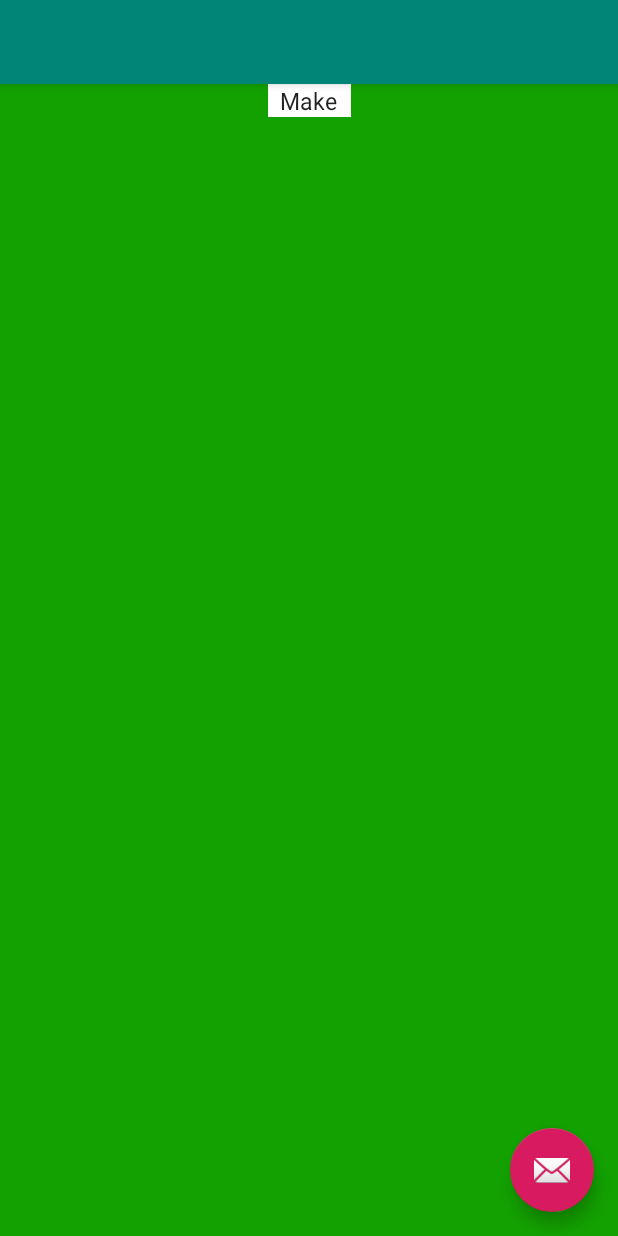
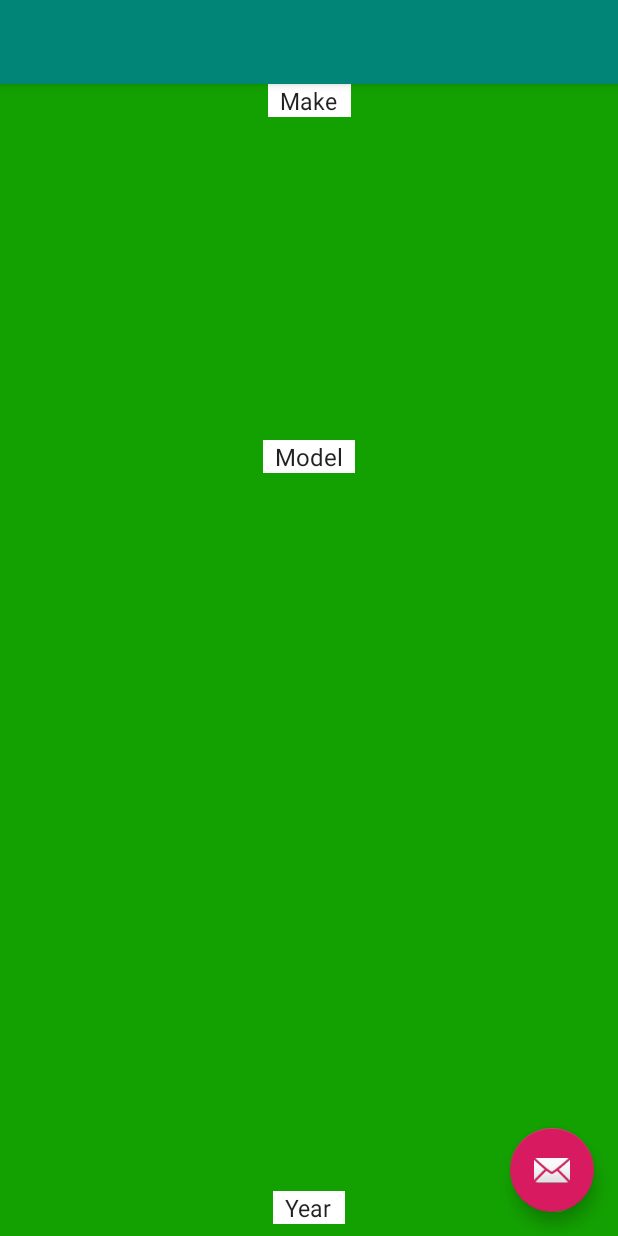
Before and after one commit to blabel3/e-mission, an Android app: the layout activity_car_input.xml on its own in the app's theme, with its tools: preview values and no code run, on a phone screen of 412 x 824 dp. Run offline under Robolectric (Android 15) with nearby library versions, the phone set to English and light mode, and no system bars.

Commit message:
Added other drop downs

```diff
--- a/app/src/main/res/layout/content_car_input.xml
+++ b/app/src/main/res/layout/content_car_input.xml
@@ -17,4 +17,22 @@
             android:layout_marginEnd="8dp" android:layout_marginRight="8dp"
             app:layout_constraintStart_toStartOf="parent" android:layout_marginLeft="8dp"
             android:layout_marginStart="8dp" android:background="@color/dropDownBackground"/>
+    <Spinner
+            android:layout_width="wrap_content"
+            android:layout_height="wrap_content" android:id="@+id/modelSpinner"
+            android:entries="@array/model_array"
+            app:layout_constraintStart_toStartOf="parent" android:layout_marginLeft="8dp"
+            android:layout_marginStart="8dp" android:background="@color/dropDownBackground"
+            app:layout_constraintEnd_toEndOf="parent" android:layout_marginEnd="8dp" android:layout_marginRight="8dp"
+            android:layout_marginTop="8dp" app:layout_constraintTop_toBottomOf="@+id/makeSpinner"
+            android:layout_marginBottom="271dp" app:layout_constraintBottom_toTopOf="@+id/yearSpinner"/>
+    <Spinner
+            android:layout_width="wrap_content"
+            android:layout_height="wrap_content" android:id="@+id/yearSpinner"
+            android:entries="@array/year_array"
+            app:layout_constraintStart_toStartOf="parent" android:layout_marginLeft="8dp"
+            android:layout_marginStart="8dp" android:background="@color/dropDownBackground"
+            app:layout_constraintEnd_toEndOf="parent" android:layout_marginEnd="8dp" android:layout_marginRight="8dp"
+            android:layout_marginBottom="8dp" app:layout_constraintBottom_toBottomOf="parent"
+    />
 </android.support.constraint.ConstraintLayout>
```
